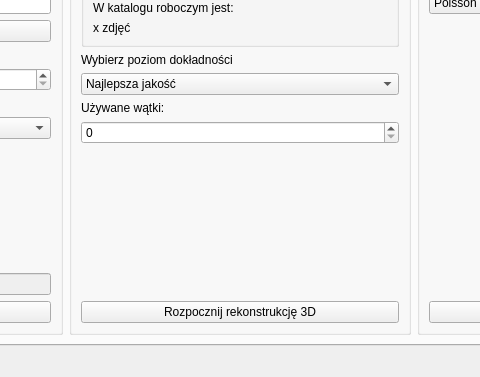
The window that form.ui (Arynski/Photogrammetry) describes before a commit, drawn with Qt 5; both pictures show x 298 to 778 and y 149 to 526 of the 1076 by 526 pixel window.
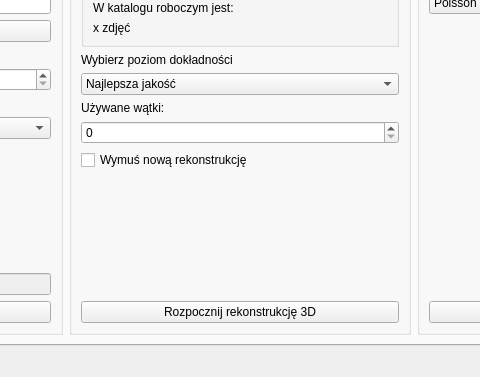
The same window after the commit.

What changed in the file:
```diff
--- a/form.ui
+++ b/form.ui
@@ -265,6 +265,13 @@
                <item>
                 <widget class="QSpinBox" name="wybierzLiczbeWatkow"/>
                </item>
+               <item>
+                <widget class="QCheckBox" name="wymusRekonstrukcje">
+                 <property name="text">
+                  <string>Wymuś nową rekonstrukcję</string>
+                 </property>
+                </widget>
+               </item>
                <item>
                 <spacer name="verticalSpacer_2">
                  <property name="orientation">
```
